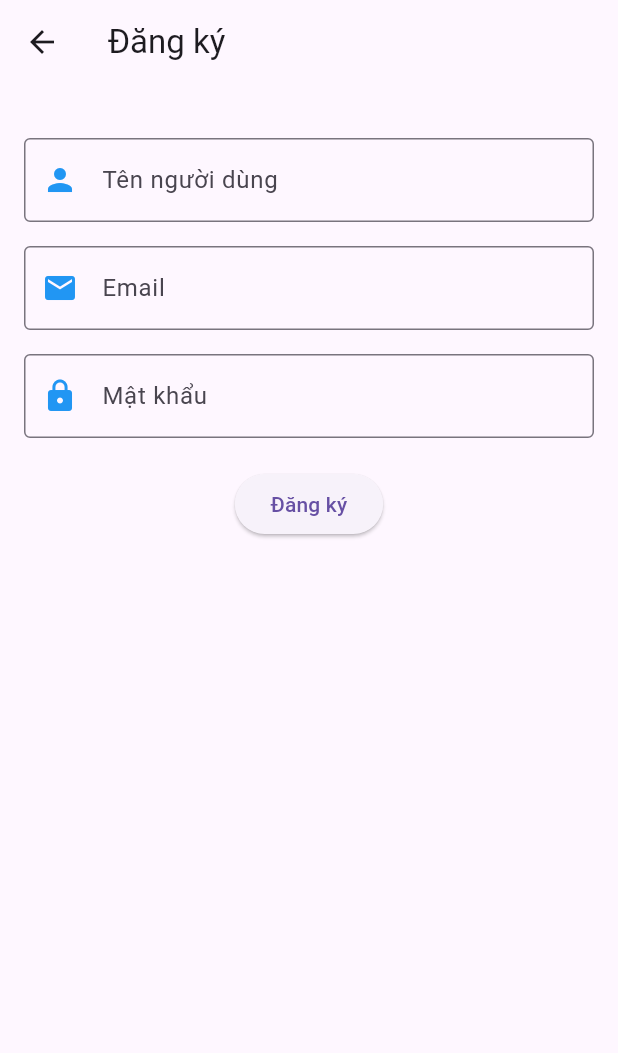
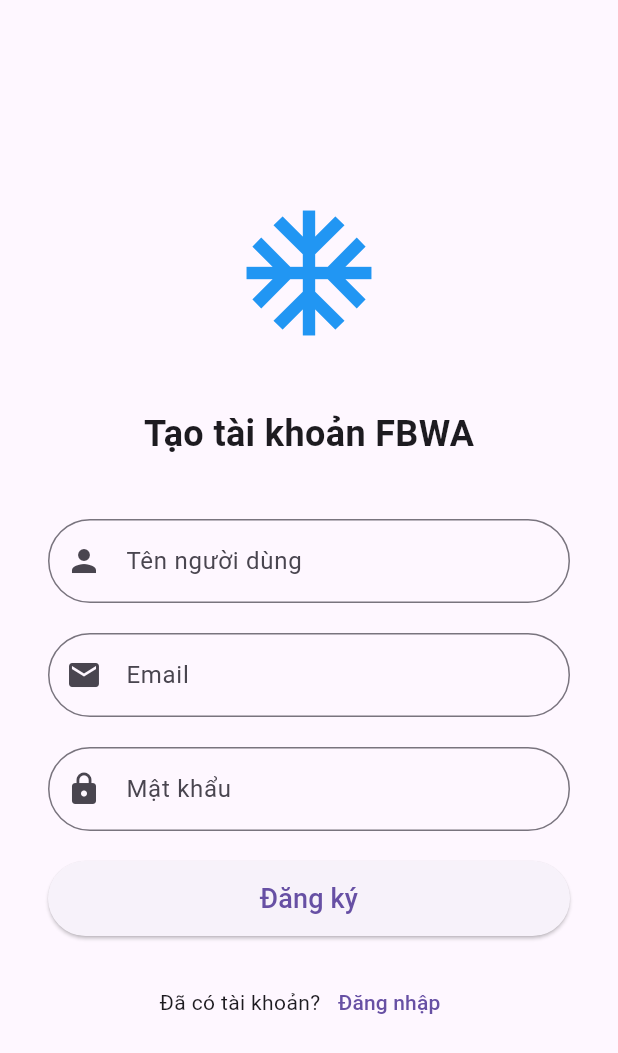
Before and after one commit to VhungSIK/E-Commerce_Project, a Flutter app: the screen it shows after launch, after a tap on "Đăng ký", on a phone screen of 412 x 824 dp. Shown: the top 1053 px of the screen. Run offline on Flutter 3.47's test engine with Material 3 defaults, Android fonts, the phone set to English and light mode, and no system bars; our stand-ins replace flutter_secure_storage, image_picker; accounts and stored records are empty; network calls fail.

Commit message:
update interface login register

```diff
--- a/lib/pages/auth/auth_page.dart
+++ b/lib/pages/auth/auth_page.dart
@@ -1,5 +1,3 @@
-// lib/pages/auth/auth_page.dart
-
 import 'package:flutter/material.dart';
 
 class AuthPage extends StatelessWidget {
@@ -8,51 +6,63 @@ class AuthPage extends StatelessWidget {
   @override
   Widget build(BuildContext context) {
     return Scaffold(
-      appBar: AppBar(
-        title: const Text('FBWA App'),
-      ),
+      // Loại bỏ AppBar để giao diện nhất quán với các trang đăng nhập và đăng ký
       body: Center(
-        child: Padding(
-          padding: const EdgeInsets.all(16.0),
+        child: SingleChildScrollView(
+          padding: const EdgeInsets.symmetric(horizontal: 32.0),
           child: Column(
             mainAxisAlignment: MainAxisAlignment.center,
             children: [
+              // Logo hoặc biểu tượng
+              const Icon(
+                Icons.ac_unit, // Thay bằng logo ứng dụng của bạn
+                size: 100,
+                color: Colors.blue,
+              ),
+              const SizedBox(height: 40),
+              // Tiêu đề
+              const Text(
+                'Chào mừng đến với FBWA',
+                style: TextStyle(
+                  fontSize: 24,
+                  fontWeight: FontWeight.bold,
+                ),
+              ),
+              const SizedBox(height: 40),
               // Nút Đăng ký
               ElevatedButton(
                 onPressed: () {
                   Navigator.pushNamed(context, '/register');
                 },
                 style: ElevatedButton.styleFrom(
-                  padding: const EdgeInsets.symmetric(vertical: 15, horizontal: 30),
-                  textStyle: const TextStyle(
-                    fontSize: 18,
-                    fontWeight: FontWeight.bold,
-                  ),
+                  minimumSize: const Size(double.infinity, 50),
+                  backgroundColor: Colors.blue,
                   shape: RoundedRectangleBorder(
                     borderRadius: BorderRadius.circular(30.0),
                   ),
-                  backgroundColor: const Color.fromARGB(255, 225, 232, 237), // Màu nền nhạt
                 ),
-                child: const Text('Đăng ký'),
+                child: const Text(
+                  'Đăng ký',
+                  style: TextStyle(fontSize: 18, color: Colors.white),
+                ),
               ),
               const SizedBox(height: 20),
               // Nút Đăng nhập
-              ElevatedButton(
+              OutlinedButton(
                 onPressed: () {
                   Navigator.pushNamed(context, '/login');
                 },
-                style: ElevatedButton.styleFrom(
-                  padding: const EdgeInsets.symmetric(vertical: 15, horizontal: 30),
-                  textStyle: const TextStyle(
-                    fontSize: 18,
-                    fontWeight: FontWeight.bold,
-                  ),
+                style: OutlinedButton.styleFrom(
+                  minimumSize: const Size(double.infinity, 50),
+                  side: const BorderSide(color: Colors.blue),
                   shape: RoundedRectangleBorder(
                     borderRadius: BorderRadius.circular(30.0),
                   ),
-                  backgroundColor: const Color.fromARGB(255, 225, 232, 237), // Màu nền nhạt
                 ),
-                child: const Text('Đăng nhập'),
+                child: const Text(
+                  'Đăng nhập',
+                  style: TextStyle(fontSize: 18, color: Colors.blue),
+                ),
               ),
             ],
           ),
--- a/lib/pages/auth/register_page.dart
+++ b/lib/pages/auth/register_page.dart
@@ -1,8 +1,5 @@
-// lib/pages/auth/register_page.dart
-
 import 'package:flutter/material.dart';
 import '../../services/auth_service.dart';
-import '../../widgets/custom_text_field.dart';
 
 class RegisterPage extends StatefulWidget {
   const RegisterPage({super.key});
@@ -51,22 +48,43 @@ class _RegisterPageState extends State<RegisterPage> {
   @override
   Widget build(BuildContext context) {
     return Scaffold(
-      appBar: AppBar(
-        title: const Text('Đăng ký'),
-      ),
-      body: SingleChildScrollView(
-        padding: const EdgeInsets.all(16.0),
+      // Xóa AppBar để giao diện nhất quán với trang đăng nhập
+      body: Center(
+        child: SingleChildScrollView(
+          padding: const EdgeInsets.symmetric(horizontal: 32.0),
           child: _isLoading
-            ? const Center(child: CircularProgressIndicator())
+              ? const CircularProgressIndicator()
               : Form(
                   key: _formKey,
                   child: Column(
+                    mainAxisAlignment: MainAxisAlignment.center,
                     children: [
-                    const SizedBox(height: 20),
-                    CustomTextField(
+                      // Logo hoặc biểu tượng
+                      const Icon(
+                        Icons.ac_unit, // Thay bằng logo ứng dụng của bạn
+                        size: 100,
+                        color: Colors.blue,
+                      ),
+                      const SizedBox(height: 40),
+                      // Tiêu đề
+                      const Text(
+                        'Tạo tài khoản FBWA',
+                        style: TextStyle(
+                          fontSize: 24,
+                          fontWeight: FontWeight.bold,
+                        ),
+                      ),
+                      const SizedBox(height: 40),
+                      // Trường nhập tên người dùng
+                      TextFormField(
                         controller: _usernameController,
+                        decoration: InputDecoration(
                           labelText: 'Tên người dùng',
-                      icon: Icons.person,
+                          prefixIcon: const Icon(Icons.person),
+                          border: OutlineInputBorder(
+                            borderRadius: BorderRadius.circular(30.0),
+                          ),
+                        ),
                         validator: (value) {
                           if (value == null || value.isEmpty) {
                             return 'Vui lòng nhập tên người dùng';
@@ -74,11 +92,17 @@ class _RegisterPageState extends State<RegisterPage> {
                           return null;
                         },
                       ),
-                    const SizedBox(height: 16),
-                    CustomTextField(
+                      const SizedBox(height: 20),
+                      // Trường nhập email
+                      TextFormField(
                         controller: _emailController,
+                        decoration: InputDecoration(
                           labelText: 'Email',
-                      icon: Icons.email,
+                          prefixIcon: const Icon(Icons.email),
+                          border: OutlineInputBorder(
+                            borderRadius: BorderRadius.circular(30.0),
+                          ),
+                        ),
                         keyboardType: TextInputType.emailAddress,
                         validator: (value) {
                           if (value == null || value.isEmpty) {
@@ -90,11 +114,17 @@ class _RegisterPageState extends State<RegisterPage> {
                           return null;
                         },
                       ),
-                    const SizedBox(height: 16),
-                    CustomTextField(
+                      const SizedBox(height: 20),
+                      // Trường nhập mật khẩu
+                      TextFormField(
                         controller: _passwordController,
+                        decoration: InputDecoration(
                           labelText: 'Mật khẩu',
-                      icon: Icons.lock,
+                          prefixIcon: const Icon(Icons.lock),
+                          border: OutlineInputBorder(
+                            borderRadius: BorderRadius.circular(30.0),
+                          ),
+                        ),
                         obscureText: true,
                         validator: (value) {
                           if (value == null || value.isEmpty) {
@@ -107,15 +137,40 @@ class _RegisterPageState extends State<RegisterPage> {
                         },
                       ),
                       const SizedBox(height: 20),
+                      // Nút Đăng ký
                       ElevatedButton(
                         onPressed: () {
                           if (_formKey.currentState!.validate()) {
                             _registerUser();
                           }
                         },
-                      child: const Text('Đăng ký'),
+                        style: ElevatedButton.styleFrom(
+                          minimumSize: const Size(double.infinity, 50),
+                          shape: RoundedRectangleBorder(
+                            borderRadius: BorderRadius.circular(30.0),
+                          ),
+                        ),
+                        child: const Text(
+                          'Đăng ký',
+                          style: TextStyle(fontSize: 18),
+                        ),
+                      ),
+                      const SizedBox(height: 20),
+                      // Liên kết đến trang Đăng nhập
+                      Row(
+                        mainAxisAlignment: MainAxisAlignment.center,
+                        children: [
+                          const Text('Đã có tài khoản?'),
+                          TextButton(
+                            onPressed: () {
+                              Navigator.pushNamed(context, '/login');
+                            },
+                            child: const Text('Đăng nhập'),
                           ),
                         ],
+                      ),
+                    ],
+                  ),
                 ),
         ),
       ),
--- a/lib/services/api_service.dart
+++ b/lib/services/api_service.dart
@@ -3,6 +3,7 @@ import 'dart:io';
 import 'package:http/http.dart' as http;
 
 class ApiService {
+  // Đăng ký người dùng
 static const String baseUrl = 'http://10.0.2.2:4000'; // Địa chỉ của backend
 
 // Đăng ký người dùng
@@ -13,7 +14,7 @@ class ApiService {
 }) async {
   try {
     final response = await http.post(
-        Uri.parse('http://10.0.2.2:4000/api/register'),
+      Uri.parse('$baseUrl/api/auth/register'), // Đường dẫn đúng
       headers: {'Content-Type': 'application/json'},
       body: json.encode({
         'username': username,
@@ -37,13 +38,14 @@ class ApiService {
   }
 }
 
+// Đăng nhập người dùng
 static Future<Map<String, dynamic>> loginUser({
   required String email,
   required String password,
 }) async {
   try {
     final response = await http.post(
-        Uri.parse('http://10.0.2.2:4000/api/login'),
+      Uri.parse('$baseUrl/api/auth/login'), // Đường dẫn đúng
       headers: {'Content-Type': 'application/json'},
       body: json.encode({
         'email': email,
```
Also changed, not shown: lib/pages/auth/login_page.dart (+66 -7 lines), 2 other files. Lines whose indentation alone changed are shown as unchanged.
